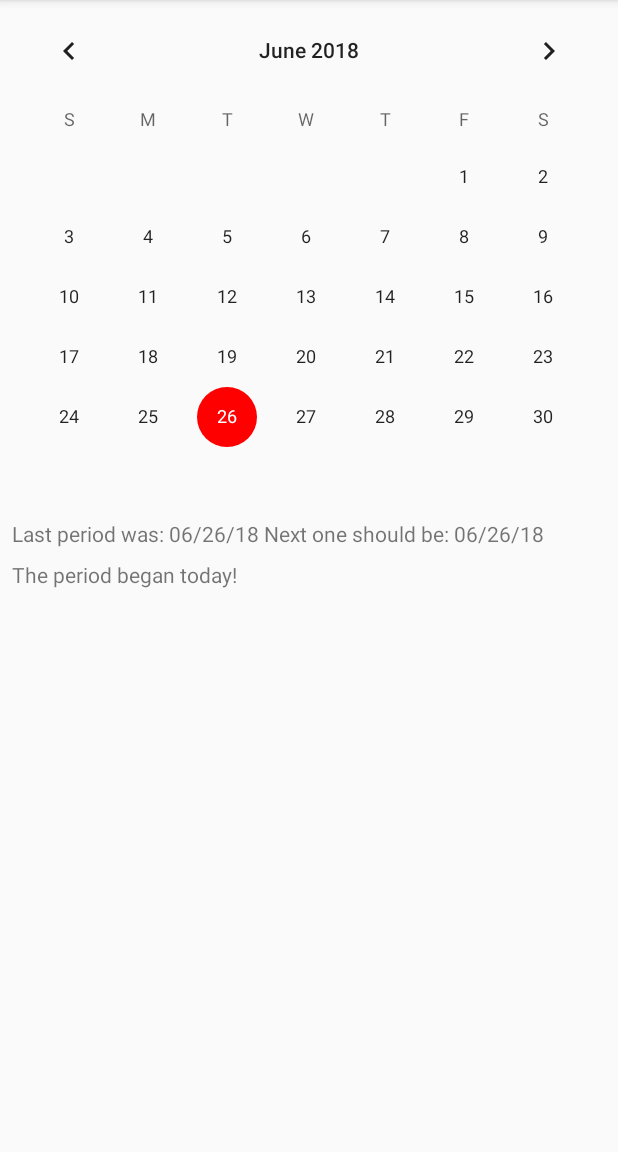
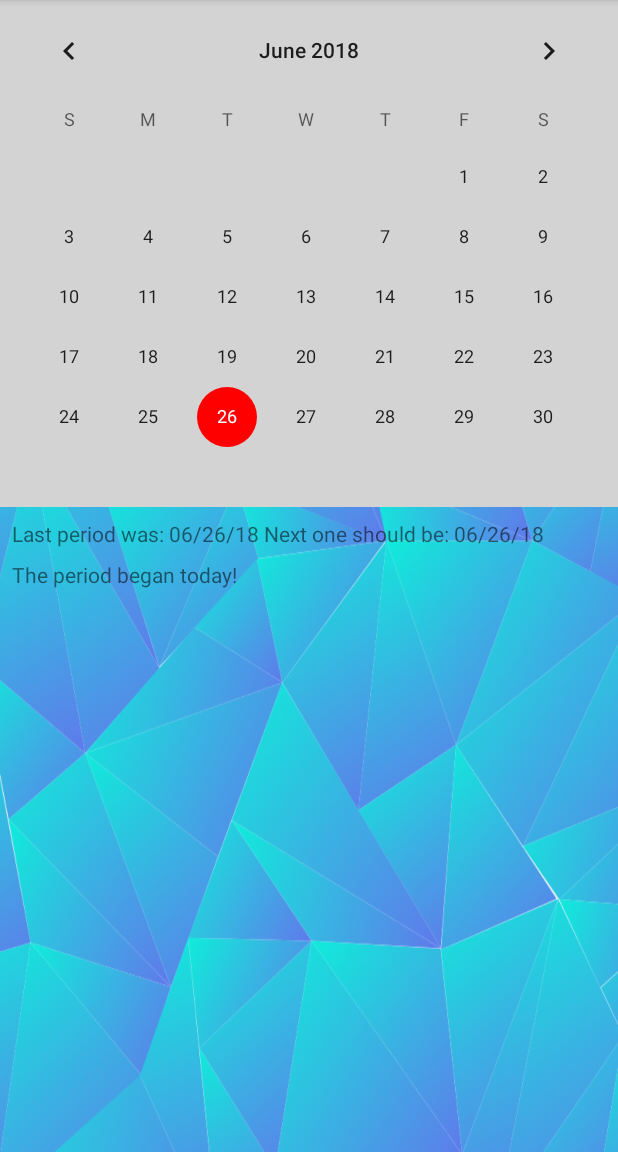
Before and after one commit to ivntel/TTOTM, an Android app: the fragment CalanderFragment placed in its activity, on a phone screen of 412 x 824 dp, the part 84-1236 px from its top. Run offline under Robolectric (Android 15) with nearby library versions, the phone set to English and light mode, and no system bars; our stand-ins replace Room's generated code; 5 statements that could not run were skipped.

Commit message:
Updates to UI colors

```diff
--- a/app/src/main/res/layout/fragment_calander.xml
+++ b/app/src/main/res/layout/fragment_calander.xml
@@ -5,22 +5,51 @@
     android:id="@+id/drawerEdge"
     android:layout_width="match_parent"
     android:layout_height="match_parent">
+
     <android.support.constraint.ConstraintLayout xmlns:android="http://schemas.android.com/apk/res/android"
         xmlns:app="http://schemas.android.com/apk/res-auto"
-    android:id="@+id/calenderFragment"
         xmlns:tools="http://schemas.android.com/tools"
         android:layout_width="match_parent"
         android:layout_height="match_parent"
         tools:context=".fragments.CalanderFragment"
         android:clickable="true">
 
+        <android.support.constraint.ConstraintLayout xmlns:android="http://schemas.android.com/apk/res/android"
+            xmlns:app="http://schemas.android.com/apk/res-auto"
+            xmlns:tools="http://schemas.android.com/tools"
+            android:id="@+id/calenderConstraint"
+            android:layout_width="match_parent"
+            android:layout_height="wrap_content"
+            android:clickable="true"
+            app:layout_constraintBottom_toTopOf="@+id/underCalenderConstraint"
+            app:layout_constraintEnd_toEndOf="parent"
+            app:layout_constraintStart_toStartOf="parent"
+            app:layout_constraintTop_toTopOf="parent"
+            android:background="@color/LightGrey"
+            tools:context=".fragments.CalanderFragment">
+
             <CalendarView
                 android:id="@+id/calender"
-        android:focusable="false"
+                android:layout_width="match_parent"
+                android:layout_height="wrap_content"
                 android:clickable="false"
+                android:focusable="false" />
+
+        </android.support.constraint.ConstraintLayout>
+
+        <android.support.constraint.ConstraintLayout xmlns:android="http://schemas.android.com/apk/res/android"
+            xmlns:app="http://schemas.android.com/apk/res-auto"
+            xmlns:tools="http://schemas.android.com/tools"
+            android:id="@+id/underCalenderConstraint"
             android:layout_width="match_parent"
-        android:layout_height="wrap_content">
-    </CalendarView>
+            android:layout_height="0dp"
+            android:background="@drawable/ttotm_background"
+            android:clickable="true"
+            app:layout_constraintBottom_toBottomOf="parent"
+            app:layout_constraintEnd_toEndOf="parent"
+            app:layout_constraintStart_toStartOf="parent"
+            app:layout_constraintTop_toBottomOf="@+id/calenderConstraint"
+            tools:context=".fragments.CalanderFragment">
 
             <TextView
                 android:id="@+id/info"
@@ -42,7 +71,8 @@
                 android:layout_marginTop="8dp"
                 android:text="Date Info"
                 app:layout_constraintStart_toStartOf="parent"
-        app:layout_constraintTop_toBottomOf="@+id/calender" />
+                app:layout_constraintTop_toTopOf="parent" />
+        </android.support.constraint.ConstraintLayout>
+    </android.support.constraint.ConstraintLayout>
 
-</android.support.constraint.ConstraintLayout>
 </FrameLayout>
--- a/app/src/main/res/layout/fragment_main.xml
+++ b/app/src/main/res/layout/fragment_main.xml
@@ -4,7 +4,8 @@
     xmlns:tools="http://schemas.android.com/tools"
     android:id="@+id/drawerEdge"
     android:layout_width="match_parent"
-    android:layout_height="match_parent">
+    android:layout_height="match_parent"
+    android:background="@drawable/ttotm_background">
 <android.support.constraint.ConstraintLayout xmlns:android="http://schemas.android.com/apk/res/android"
     xmlns:app="http://schemas.android.com/apk/res-auto"
     xmlns:tools="http://schemas.android.com/tools"
@@ -23,7 +24,8 @@
         android:layout_marginStart="8dp"
         app:layout_constraintEnd_toEndOf="parent"
         app:layout_constraintStart_toStartOf="parent"
-        app:layout_constraintTop_toTopOf="parent">
+        app:layout_constraintTop_toTopOf="parent"
+        app:cardBackgroundColor="@color/LightGrey">
 
         <android.support.constraint.ConstraintLayout xmlns:android="http://schemas.android.com/apk/res/android"
             xmlns:app="http://schemas.android.com/apk/res-auto"
@@ -66,6 +68,7 @@
         app:layout_constraintEnd_toEndOf="parent"
         app:layout_constraintHorizontal_bias="0.0"
         app:layout_constraintStart_toStartOf="parent"
+        app:cardBackgroundColor="@color/LightGrey"
         app:layout_constraintTop_toBottomOf="@+id/textCard">
 
         <android.support.constraint.ConstraintLayout xmlns:android="http://schemas.android.com/apk/res/android"
@@ -106,6 +109,7 @@
         app:layout_constraintEnd_toEndOf="parent"
         app:layout_constraintHorizontal_bias="0.0"
         app:layout_constraintStart_toStartOf="parent"
+        app:cardBackgroundColor="@color/LightGrey"
         app:layout_constraintTop_toBottomOf="@+id/imageCard">
 
         <android.support.constraint.ConstraintLayout xmlns:android="http://schemas.android.com/apk/res/android"
--- a/app/src/main/res/values/colors.xml
+++ b/app/src/main/res/values/colors.xml
@@ -5,4 +5,11 @@
     <color name="colorAccent">#FF0000</color>
     <color name="pink">#FF4081</color>
     <color name="red">#FF0000</color>
+    <color name="Coral">#FF7F50</color>
+    <color name="WhiteSmoke">#F5F5F5</color>
+    <color name="Beige">#F5F5DC</color>
+    <color name="Wheat">#F5DEB3</color>
+    <color name="SandyBrown">#F4A460</color>
+    <color name="LightGrey">#D3D3D3</color>
+    <color name="Tan">#D2B48C</color>
 </resources>
```
Also changed, not shown: app/src/main/res/drawable-v24/ttotm_background.png (added). Lines whose indentation alone changed are shown as unchanged.
